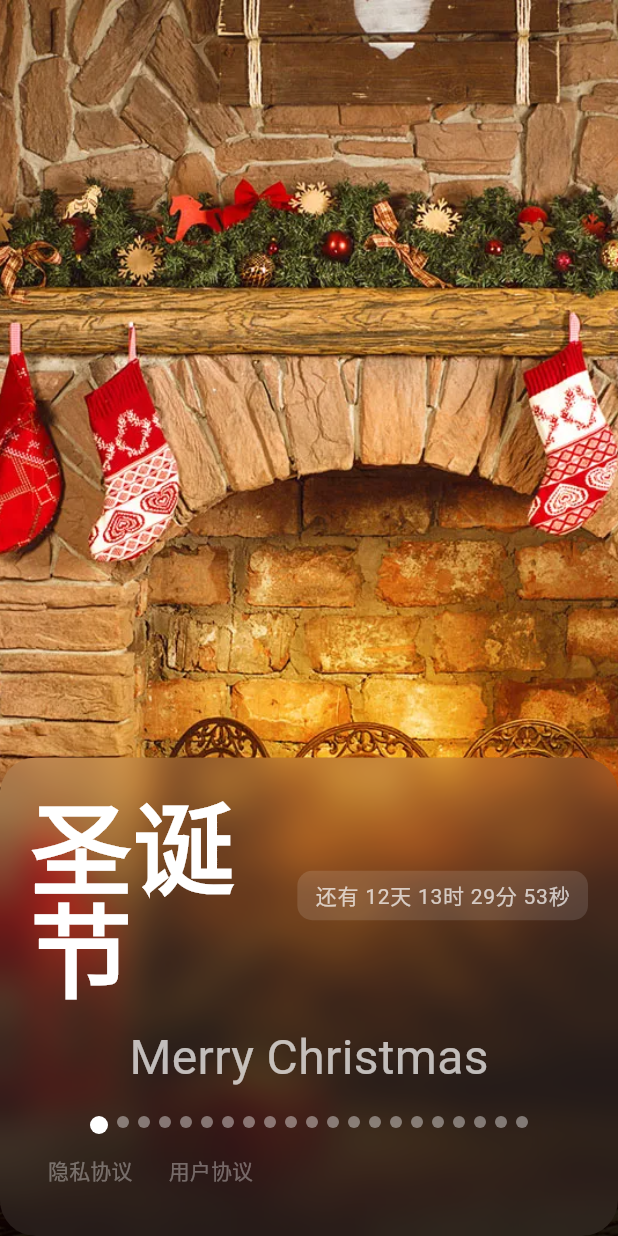
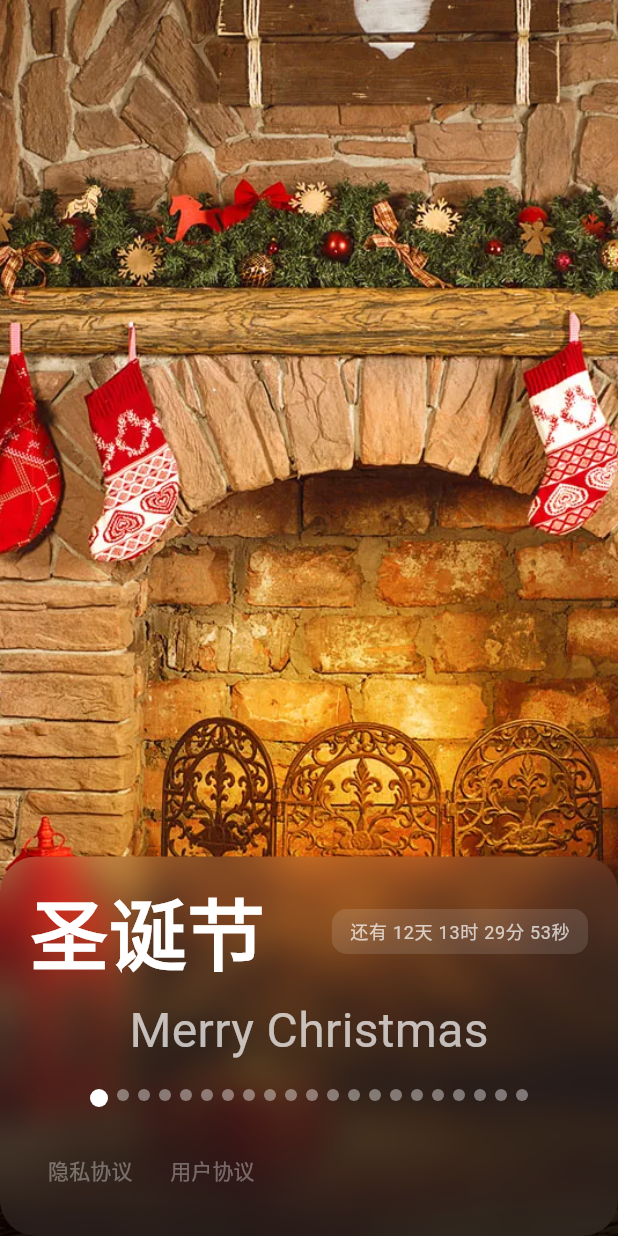
Before and after one commit to amliubo/offday, a Flutter app: the screen it shows after launch, on a phone screen of 412 x 824 dp. Run offline on Flutter 3.47's test engine with Material 3 defaults, Android fonts, the phone set to English and light mode, and no system bars; drawn by our look-alikes of auto_size_text; our stand-ins replace flutter_local_notifications, webview_flutter; Roboto replaces fonts that are missing (SF Pro Display).

Commit message:
[update] style

```diff
--- a/lib/views/holiday_magazine/holiday_magazine_page.dart
+++ b/lib/views/holiday_magazine/holiday_magazine_page.dart
@@ -195,7 +195,7 @@
                                 maxLines: 2,
                                 overflow: TextOverflow.ellipsis,
                                 style: const TextStyle(
-                                  fontSize: 68,
+                                  fontSize: 52,
                                   fontWeight: FontWeight.w600,
                                   color: Colors.white,
                                   height: 1,
@@ -215,7 +215,7 @@
                                 child: Text(
                                   _formatCountdown(countdown!, isPast: isPast),
                                   style: const TextStyle(
-                                    fontSize: 14,
+                                    fontSize: 12,
                                     color: Colors.white70,
                                     letterSpacing: 0.5,
                                   ),
@@ -255,7 +255,7 @@
                             );
                           }),
                         ),
-                        // const SizedBox(height: 18),
+                        const SizedBox(height: 18),
                         // 协议链接
                         Align(
                           alignment: Alignment.bottomLeft,
@@ -274,7 +274,7 @@
                                   ),
                                 ),
                               ),
-                              // const SizedBox(width: 12),
+                              const SizedBox(width: 1),
                               TextButton(
                                 onPressed: () => _showBottomSheetWebView(
                                   "用户协议",
```
